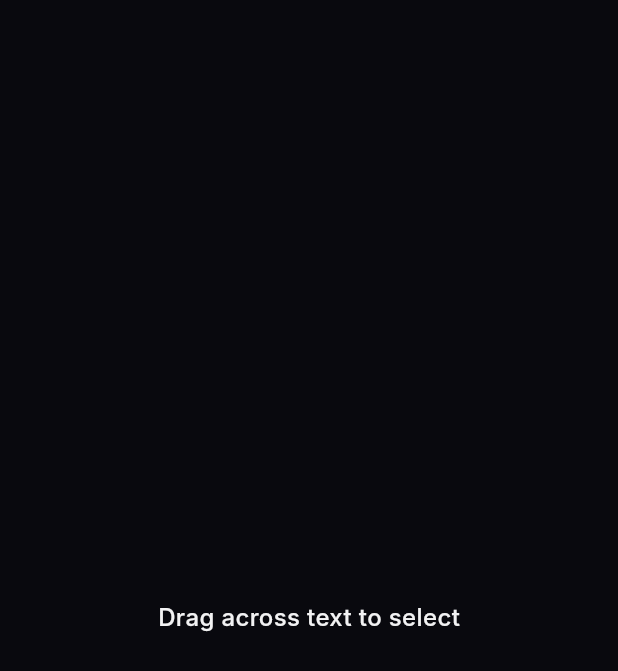
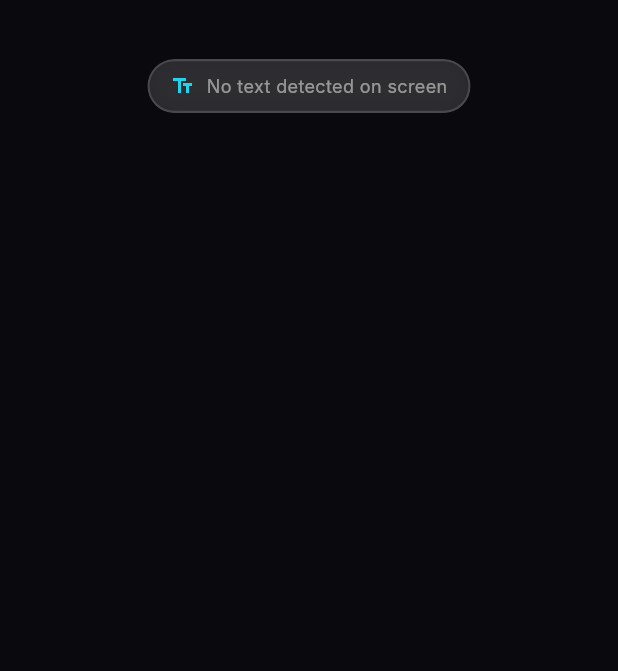
Before and after one commit to vinamrapandey/Magisor, a Flutter app: the TextSelectLayer widget shown alone on an empty page, opened directly with empty values, on a phone screen of 412 x 824 dp. Shown: the top 671 px of the screen. Run offline on Flutter 3.47's test engine with Material 3 defaults, Android fonts, the phone set to English and light mode, and no system bars; our stand-ins replace firebase_auth, firebase_core, flutter_animate, flutter_secure_storage, sqflite_common_ffi; missing offline and left inert: tray_manager, window_manager; accounts and stored records are empty; Roboto replaces fonts that are missing (Inter); statements that could not run were skipped.

Commit message:
feat: "Select all" in text-select mode
A one-tap "Select all" in the text-select top bar selects every OCR'd word, so
the Copy / Translate / Search / Ask toolbar operates on the whole screen's text
(e.g. copy all on-screen text, or translate everything). Shows "No text
detected on screen" when OCR found nothing.

Verified: flutter analyze clean (0 errors); Windows debug build succeeds.

Co-Authored-By: Claude Opus 4.8 <noreply@anthropic.com>

```diff
--- a/magisor_flutter/lib/ui/widgets/text_select_layer.dart
+++ b/magisor_flutter/lib/ui/widgets/text_select_layer.dart
@@ -115,16 +115,46 @@ class _TextSelectLayerState extends State<TextSelectLayer> {
             ),
           ),
 
-        // Hint before the first drag.
-        if (_start == null)
-          const IgnorePointer(
-            child: Center(
-              child: Text(
-                'Drag across text to select',
-                style: TextStyle(color: AppColors.textPrimary, fontSize: 16, fontWeight: FontWeight.w500),
-              ),
+        // Top bar: hint + a one-tap "Select all".
+        Align(
+          alignment: const Alignment(0, -0.9),
+          child: GlassCard(
+            padding: const EdgeInsets.symmetric(horizontal: 14, vertical: 8),
+            child: Row(
+              mainAxisSize: MainAxisSize.min,
+              children: [
+                const Icon(Icons.text_fields, color: AppColors.accentCyan, size: 16),
+                const SizedBox(width: 8),
+                Text(
+                  widget.words.isEmpty ? 'No text detected on screen' : 'Drag across text to select',
+                  style: const TextStyle(color: AppColors.textMuted, fontSize: 12),
+                ),
+                if (widget.words.isNotEmpty) ...[
+                  const SizedBox(width: 12),
+                  InkWell(
+                    onTap: () => setState(() {
+                      _selected
+                        ..clear()
+                        ..addAll(List.generate(widget.words.length, (i) => i));
+                    }),
+                    borderRadius: BorderRadius.circular(8),
+                    child: Container(
+                      padding: const EdgeInsets.symmetric(horizontal: 10, vertical: 4),
+                      decoration: BoxDecoration(
+                        color: AppColors.accentViolet.withValues(alpha: 0.2),
+                        borderRadius: BorderRadius.circular(8),
+                      ),
+                      child: const Text(
+                        'Select all',
+                        style: TextStyle(color: AppColors.accentViolet, fontSize: 12, fontWeight: FontWeight.w600),
+                      ),
+                    ),
+                  ),
+                ],
+              ],
             ),
           ),
+        ),
 
         // Action toolbar once something is selected.
         if (hasSelection)
```
